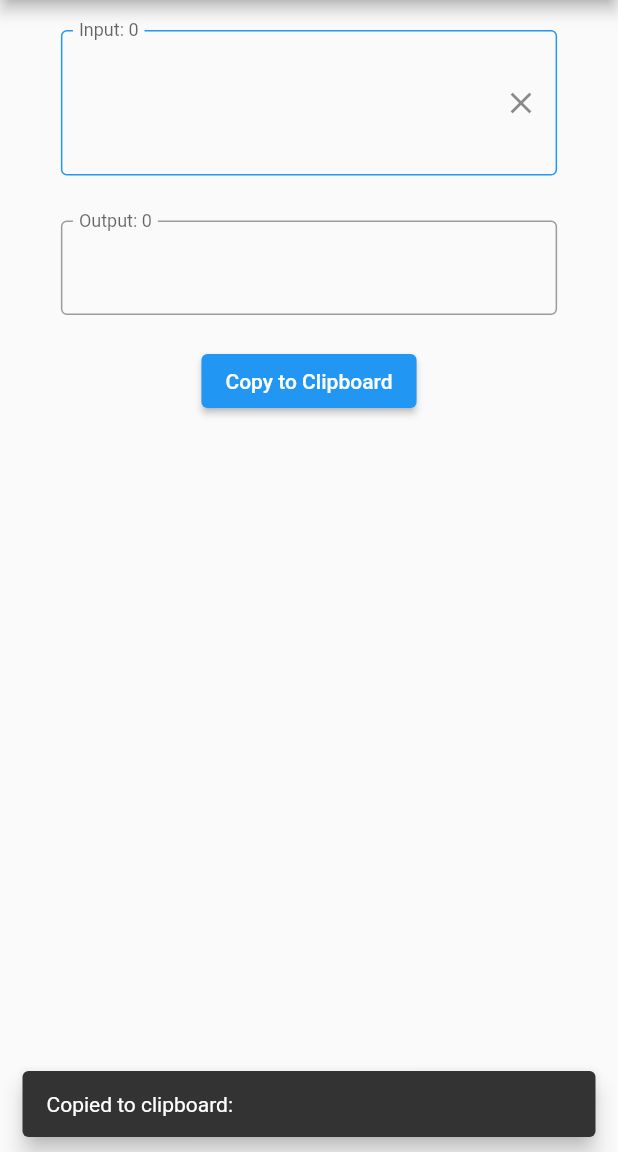
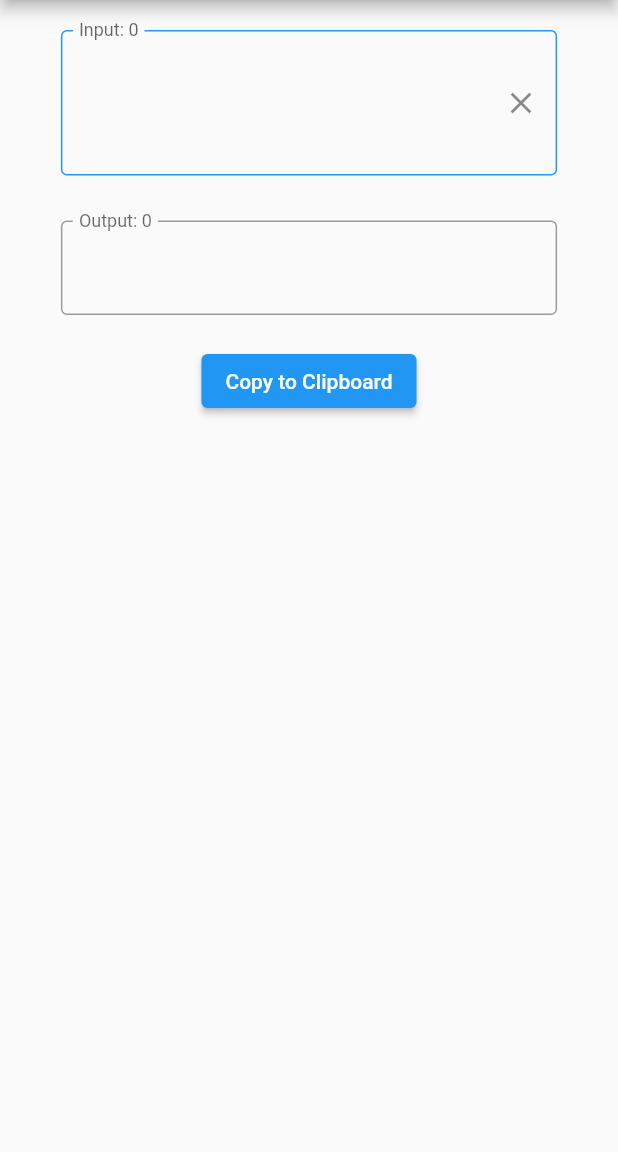
Before and after one commit to shantanugoel/tweetifier, a Flutter app: the screen it shows after launch, after a tap on "Copy to Clipboard", on a phone screen of 412 x 824 dp, the part 84-1236 px from its top. Run offline on Flutter 3.47's test engine with Material 2 defaults, Android fonts, the phone set to English and light mode, and no system bars; missing offline and left inert: emojis, flutter_material_pickers.

Commit message:
Fix clipboard on android

```diff
--- a/lib/widgets/output.dart
+++ b/lib/widgets/output.dart
@@ -115,13 +115,15 @@ class _OutputState extends State<Output> {
   }
 
   Future<void> _copyToClipboard() async {
-    await Clipboard.setData(ClipboardData(text: outputString.join()));
-    ScaffoldMessenger.of(context).showSnackBar(
-      SnackBar(
-        content: Text("Copied to clipboard: ${outputString.join()}"),
-        behavior: SnackBarBehavior.floating,
-      ),
-    );
+    var output = outputString.join();
+    Clipboard.setData(ClipboardData(text: output))
+        .then((_) => ScaffoldMessenger.of(context).showSnackBar(
+              SnackBar(
+                content: Text("Copied to clipboard: ${outputString.join()}"),
+                behavior: SnackBarBehavior.floating,
+                duration: const Duration(milliseconds: 300),
+              ),
+            ));
   }
 
   Text outputText(String text) {
```
